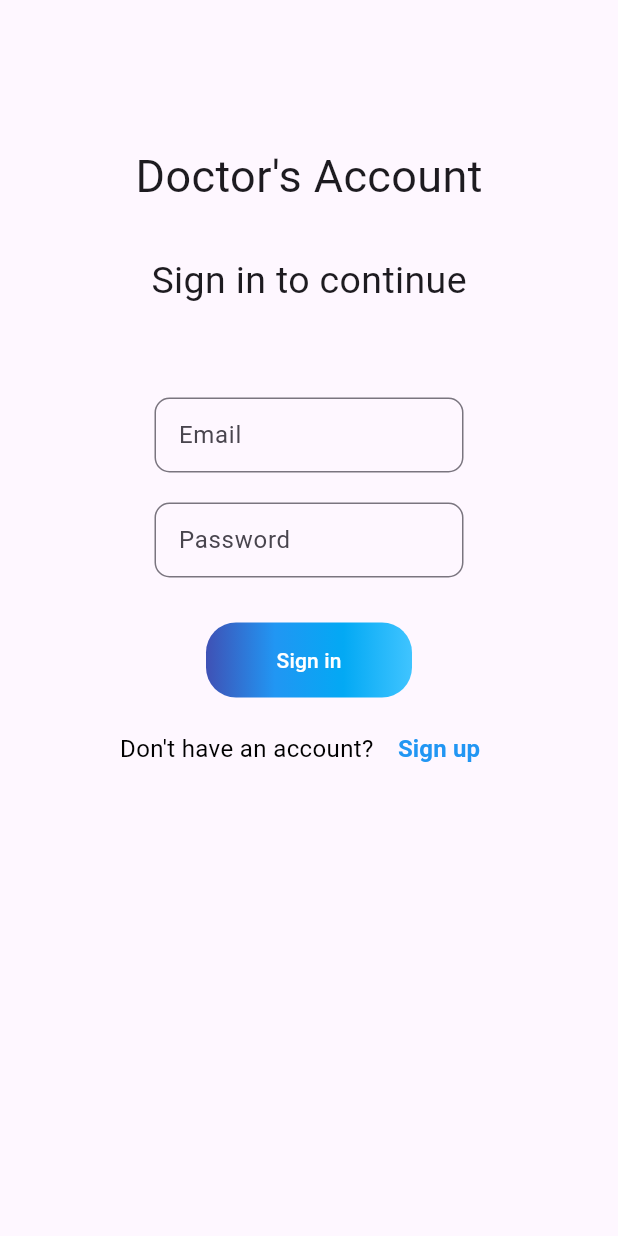
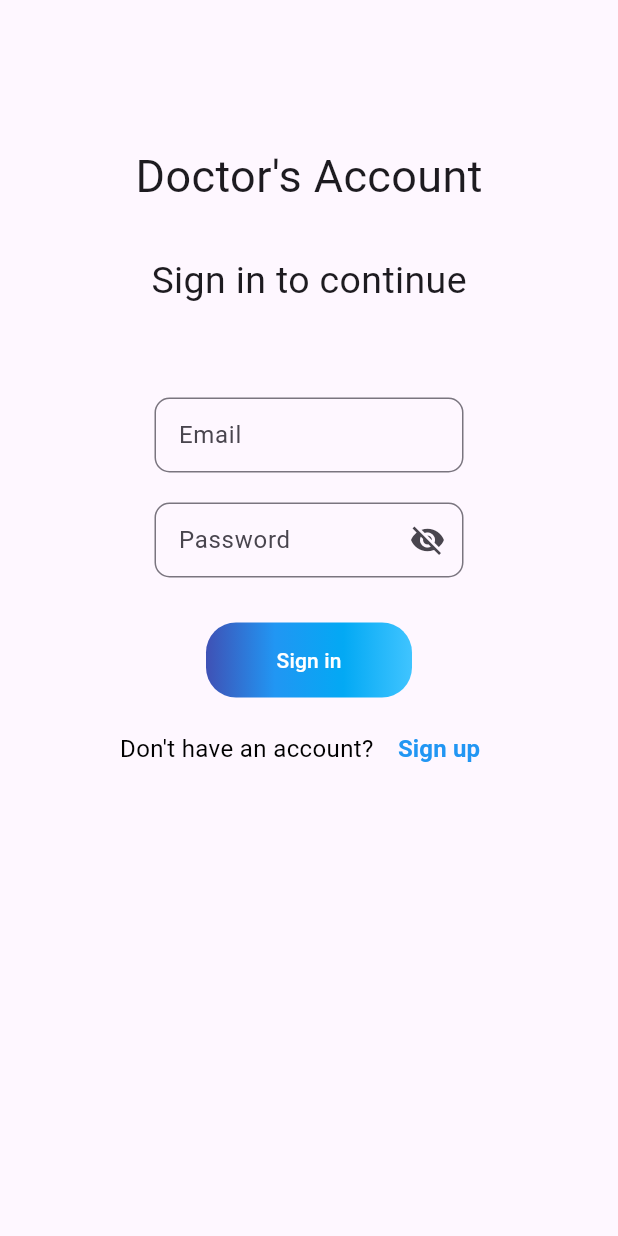
Before and after one commit to AE-GDY/skin_lesion_web, a Flutter app: the screen it shows after launch, on a phone screen of 412 x 824 dp. Run offline on Flutter 3.47's test engine with Material 3 defaults, Android fonts, the phone set to English and light mode, and no system bars; our stand-ins replace cloud_firestore, firebase_core, firebase_storage; accounts and stored records are empty.

Commit message:
Add files via upload

```diff
--- a/lib/services/register.dart
+++ b/lib/services/register.dart
@@ -23,10 +23,11 @@ class _RegisterState extends State<Register> {
   bool parentSelected = true;
   bool isSignUp = false;
   bool wrongEmailOrPassword = false;
-
+  bool isPasswordVisible = false;
 
   @override
   Widget build(BuildContext context) {
+
     return Scaffold(
       appBar: AppBar(
         automaticallyImplyLeading: false,
@@ -100,20 +101,31 @@ class _RegisterState extends State<Register> {
               margin: EdgeInsets.all(10),
               child: TextFormField(
                 controller: passwordController,
-                ///keyboardType: TextInputType.number,
-                decoration:  InputDecoration(
+                obscureText: !isPasswordVisible,
+                decoration: InputDecoration(
                   labelText: 'Password',
                   border: OutlineInputBorder(
                     borderRadius: BorderRadius.circular(10.0),
                     borderSide: BorderSide(
-                      color: Colors.blue, // Change border color here
-                      width: 2.0, // Change border width here
+                      color: Colors.blue,  // Sets the border color
+                      width: 2.0,  // Sets the border width
                     ),
                   ),
-
+                  suffixIcon: IconButton(
+                    icon: Icon(
+                      isPasswordVisible ? Icons.visibility : Icons.visibility_off,
+                    ),
+                    onPressed: () {
+                      setState(() {
+                        isPasswordVisible = !isPasswordVisible;  // Toggle the state between visible and hidden
+                      });
+                    },
+                  ),
                 ),
+                keyboardType: TextInputType.text,  // It's better for passwords to allow all types of characters
               ),
             ),
+
 
             SizedBox(height: 10,),
 
```
Also changed, not shown: lib/screens/home.dart (+58 -15 lines), lib/screens/image_view.dart (+25 -3 lines).
